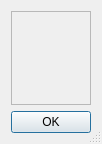
Old version of the form src/Grapher/choosegraphs.ui in the repository hundlab/LongQt.
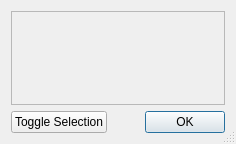
New version of the form.

Commit message: added toggle selected button to choosegraphs

Patch:
```diff
--- a/src/Grapher/choosegraphs.ui
+++ b/src/Grapher/choosegraphs.ui
@@ -6,7 +6,7 @@
    <rect>
     <x>0</x>
     <y>0</y>
-    <width>98</width>
+    <width>236</width>
     <height>144</height>
    </rect>
   </property>
@@ -34,11 +34,11 @@
   <property name="modal">
    <bool>false</bool>
   </property>
-  <layout class="QVBoxLayout" name="verticalLayout">
+  <layout class="QGridLayout" name="gridLayout">
    <property name="sizeConstraint">
     <enum>QLayout::SetMinAndMaxSize</enum>
    </property>
-   <item>
+   <item row="0" column="0" colspan="3">
     <widget class="QScrollArea" name="scrollArea">
      <property name="enabled">
       <bool>true</bool>
@@ -90,13 +90,33 @@
      </widget>
     </widget>
    </item>
-   <item>
+   <item row="1" column="2">
     <widget class="QDialogButtonBox" name="buttonBox">
      <property name="standardButtons">
       <set>QDialogButtonBox::Ok</set>
      </property>
     </widget>
    </item>
+   <item row="1" column="0">
+    <widget class="QPushButton" name="toggleButton">
+     <property name="text">
+      <string>Toggle Selection</string>
+     </property>
+    </widget>
+   </item>
+   <item row="1" column="1">
+    <spacer name="horizontalSpacer">
+     <property name="orientation">
+      <enum>Qt::Horizontal</enum>
+     </property>
+     <property name="sizeHint" stdset="0">
+      <size>
+       <width>40</width>
+       <height>20</height>
+      </size>
+     </property>
+    </spacer>
+   </item>
   </layout>
  </widget>
  <resources/>
```
Left out of the diff: 4 changed lines with no effect on the pictures. The commit also changes 3 other files.
